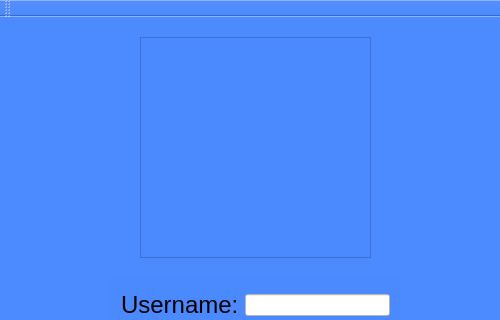
Before: the Qt Designer form Password_Backup/mainwindow.ui in CJM2017/Password_App, drawn with Qt 5; both pictures show x 0 to 500 and y 0 to 320 of the 500 by 600 pixel window.
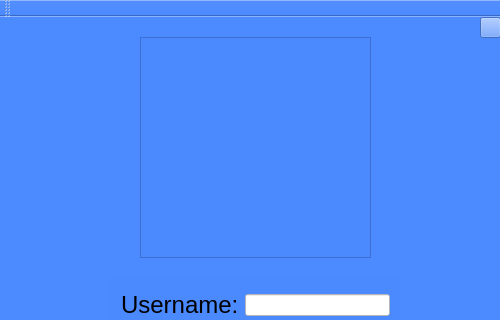
After: the same form once the commit is applied. Icons and pictures are not drawn.

```diff
--- a/Password_Backup/mainwindow.ui
+++ b/Password_Backup/mainwindow.ui
@@ -134,6 +134,22 @@
      <string/>
     </property>
    </widget>
+   <widget class="QPushButton" name="pushButton_close">
+    <property name="geometry">
+     <rect>
+      <x>480</x>
+      <y>0</y>
+      <width>21</width>
+      <height>21</height>
+     </rect>
+    </property>
+    <property name="styleSheet">
+     <string notr="true">border-image: url(:/Close.png);</string>
+    </property>
+    <property name="text">
+     <string/>
+    </property>
+   </widget>
   </widget>
   <widget class="QMenuBar" name="menuBar">
    <property name="geometry">
```
